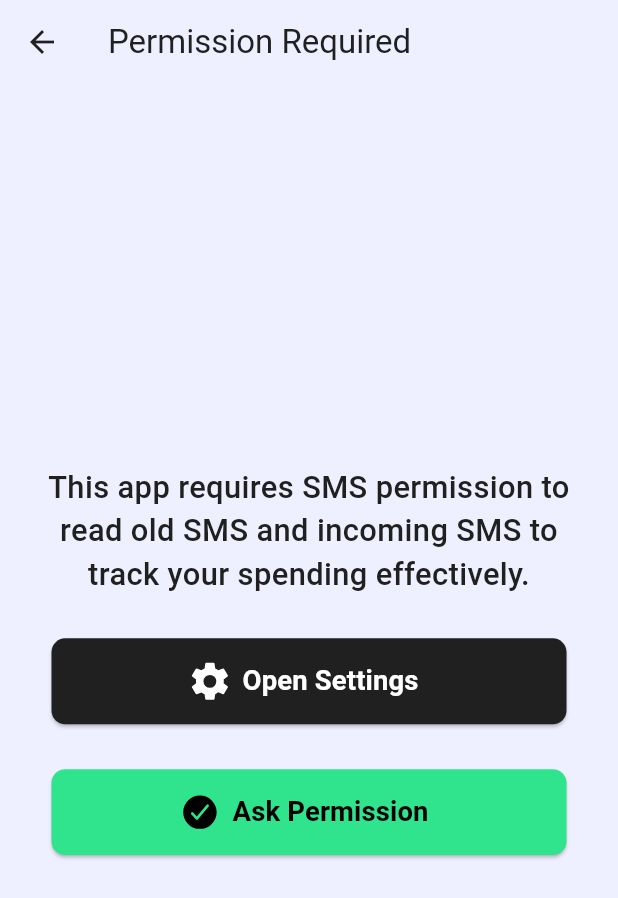
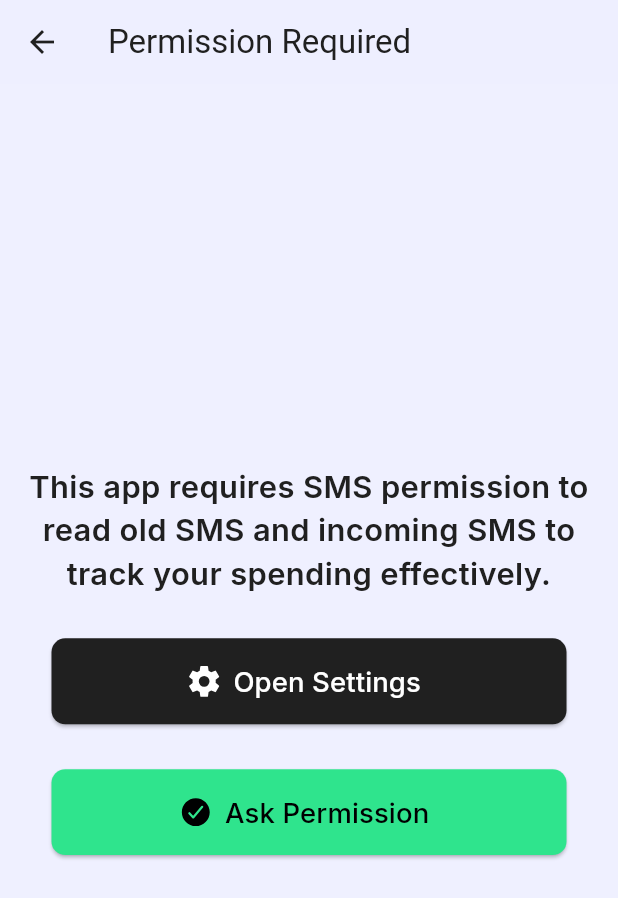
Before and after one commit to foxy17/cashflow.ai, a Flutter app: the PermissionDeniedScreen screen opened by its route, on a phone screen of 412 x 824 dp. Shown: the top 898 px of the screen. Run offline on Flutter 3.47's test engine with Material 3 defaults, Android fonts, the phone set to English and light mode, and no system bars; our stand-ins replace auto_route, flutter_riverpod, flutter_screenutil, get_it, google_fonts, ionicons and 2 more; generated files the repository leaves out were written again.

Commit message:
🔒 fix: theme and color usage

```diff
--- a/lib/core/theme/theme_factory.dart
+++ b/lib/core/theme/theme_factory.dart
@@ -1,4 +1,5 @@
 import 'package:flutter/material.dart';
+import 'package:google_fonts/google_fonts.dart';
 import '../../shared/theme/app_colors.dart';
 import '../../shared/theme/app_theme_data.dart';
 import '../../shared/theme/app_text_theme.dart';
@@ -40,12 +41,14 @@ class UniversalThemeFactory extends AppThemeDataFactory {
           surfaceContainerHigh: colors.darkGunMetal,
         ),
         useMaterial3: true, // Material 3 is now default
-        textTheme: TextTheme(
+        textTheme: GoogleFonts.interTextTheme(TextTheme(
           displayLarge: textTheme.displayLarge,
           displayMedium: textTheme.displayMedium,
           bodyLarge: textTheme.bodyLarge,
           bodyMedium: textTheme.bodyMedium,
           labelLarge: textTheme.labelLarge,
+        )).copyWith(
+
         ),
       ),
     );
--- a/lib/shared/ui/screens/permission_denied_screen.dart
+++ b/lib/shared/ui/screens/permission_denied_screen.dart
@@ -3,6 +3,7 @@ import 'package:cashflow_ai/core/permissions/permission_handler.dart';
 import 'package:cashflow_ai/shared/shared.dart';
 import 'package:flutter/material.dart';
 import 'package:flutter_screenutil/flutter_screenutil.dart';
+import 'package:google_fonts/google_fonts.dart';
 import 'package:permission_handler/permission_handler.dart';
 import 'package:ionicons/ionicons.dart';
 
@@ -14,7 +15,8 @@ class PermissionDeniedScreen extends StatefulWidget {
   State<PermissionDeniedScreen> createState() => _PermissionDeniedScreenState();
 }
 
-class _PermissionDeniedScreenState extends State<PermissionDeniedScreen> with WidgetsBindingObserver {
+class _PermissionDeniedScreenState extends State<PermissionDeniedScreen>
+    with WidgetsBindingObserver {
   @override
   void initState() {
     super.initState();
@@ -35,7 +37,8 @@ class _PermissionDeniedScreenState extends State<PermissionDeniedScreen> with Wi
   }
 
   Future<void> _checkAndNavigateIfPermissionGranted() async {
-    final bool hasPermission = await PermissionHandler().hasRequiredPermissions();
+    final bool hasPermission =
+        await PermissionHandler().hasRequiredPermissions();
     if (hasPermission && mounted) {
       Navigator.of(context).pushReplacementNamed('/home');
     }
@@ -51,10 +54,14 @@ class _PermissionDeniedScreenState extends State<PermissionDeniedScreen> with Wi
           child: Column(
             mainAxisAlignment: MainAxisAlignment.center,
             children: [
-               Text(
+              Text(
                 'This app requires SMS permission to read old SMS and incoming SMS to track your spending effectively.',
                 textAlign: TextAlign.center,
-                style: TextStyle(fontSize: 18.sp, color: context.theme.colors.gunMetal,fontWeight: FontWeight.w500),
+                style: context.textTheme.bodyLarge.copyWith(
+                  fontSize: 18.sp,
+                  color: context.theme.colors.gunMetal,
+                  fontWeight: FontWeight.w600,
+                ),
               ),
               24.sbh,
               Column(
@@ -70,10 +77,17 @@ class _PermissionDeniedScreenState extends State<PermissionDeniedScreen> with Wi
                           borderRadius: BorderRadius.circular(8.w),
                         ),
                       ),
-                      icon:  Icon(Ionicons.settings_sharp, color: context.colorScheme.onTertiary, size: 24.sp,),
-                      label:  Text(
+                      icon: Icon(
+                        Ionicons.settings_sharp,
+                        color: context.colorScheme.onTertiary,
+                        size: 20.sp,
+                      ),
+                      label: Text(
                         'Open Settings',
-                        style: TextStyle(color: context.colorScheme.onTertiary, fontSize: 16.sp),
+                        style: context.textTheme.bodyLarge.copyWith(
+                          color: context.colorScheme.onTertiary,
+                          fontWeight: FontWeight.w500,
+                        ),
                       ),
                     ),
                   ),
@@ -89,10 +103,17 @@ class _PermissionDeniedScreenState extends State<PermissionDeniedScreen> with Wi
                           borderRadius: BorderRadius.circular(8.w),
                         ),
                       ),
-                      icon: Icon(Ionicons.checkmark_circle, color: context.colorScheme.onPrimary, size: 24.sp,),
+                      icon: Icon(
+                        Ionicons.checkmark_circle,
+                        color: context.colorScheme.onPrimary,
+                        size: 20.sp,
+                      ),
                       label: Text(
                         'Ask Permission',
-                        style: TextStyle(color: context.colorScheme.onPrimary, fontSize: 16.sp),
+                        style: context.textTheme.bodyLarge.copyWith(
+                          color: context.colorScheme.onPrimary,
+                          fontWeight: FontWeight.w500,
+                        ),
                       ),
                     ),
                   ),
```
Also changed, not shown: lib/shared/theme/app_text_theme.dart (+6 -5 lines).
